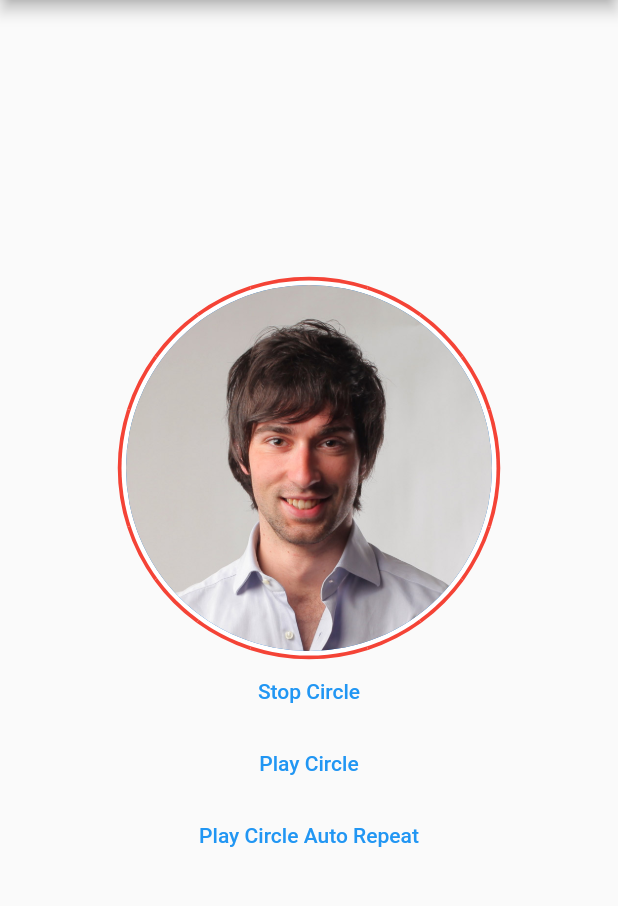
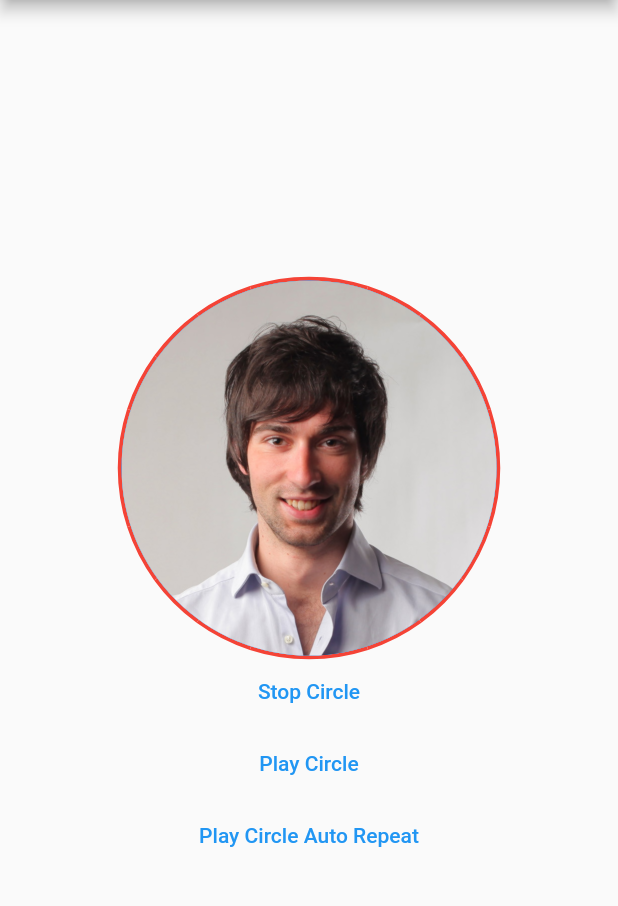
Before and after one commit to ahmetveysels/animated_dashed_circle, a Flutter app: the screen it shows after launch, on a phone screen of 412 x 824 dp, the part 84-990 px from its top. Run offline on Flutter 3.47's test engine with Material 2 defaults, Android fonts, the phone set to English and light mode, and no system bars.

Commit message:
contentPadding is added

```diff
--- a/example/lib/main.dart
+++ b/example/lib/main.dart
@@ -44,6 +44,7 @@ class _MyHomePageState extends State<MyHomePage> {
             AnimatedDashedCircle().show(
               image: const AssetImage("assets/user.jpg"),
               autoPlay: true,
+              contentPadding: 0,
               duration: const Duration(seconds: 5),
               height: 250,
               borderWidth: 5,
--- a/lib/animated_dashed_circle.dart
+++ b/lib/animated_dashed_circle.dart
@@ -21,7 +21,15 @@ class AnimatedDashedCircle {
     circleController?.reset();
   }
 
-  Widget show({required ImageProvider<Object> image, double? height, Duration? duration, bool? autoPlay, double? borderWidth, int? dashSize, Color color = Colors.red}) {
+  Widget show(
+      {required ImageProvider<Object> image,
+      double? height,
+      Duration? duration,
+      bool? autoPlay,
+      double? borderWidth,
+      int? dashSize,
+      Color color = Colors.red,
+      double? contentPadding}) {
     return AnimatedDashedCircleView(
       image: image,
       duration: duration,
@@ -29,7 +37,7 @@ class AnimatedDashedCircle {
       autoPlay: autoPlay ?? true,
       borderWidth: borderWidth ?? 3,
       dashSize: dashSize ?? 20,
-      color: color,
+      color: color,contentPadding: contentPadding,
     );
   }
 }
--- a/lib/animated_dashed_circle_view.dart
+++ b/lib/animated_dashed_circle_view.dart
@@ -12,7 +12,18 @@ class AnimatedDashedCircleView extends StatefulWidget {
   final double borderWidth;
   final int dashSize;
   final Color color;
-  const AnimatedDashedCircleView({Key? key, required this.image, required this.autoPlay, this.height, this.duration, required this.borderWidth, required this.dashSize, required this.color}) : super(key: key);
+  final double? contentPadding;
+  const AnimatedDashedCircleView(
+      {Key? key,
+      required this.image,
+      required this.autoPlay,
+      this.height,
+      this.duration,
+      required this.borderWidth,
+      required this.dashSize,
+      required this.color,
+      this.contentPadding})
+      : super(key: key);
 
   @override
   State<AnimatedDashedCircleView> createState() => _AnimatedDashedCircleViewState();
@@ -62,7 +73,7 @@ class _AnimatedDashedCircleViewState extends State<AnimatedDashedCircleView> wit
                 backgroundColor: Colors.white,
                 // burda o bordur kalınlaşacak
                 child: Padding(
-                  padding: const EdgeInsets.all(3),
+                  padding: EdgeInsets.all(widget.contentPadding ?? 3),
                   child: CircleAvatar(
                     radius: size,
                     backgroundImage: widget.image,
--- a/pubspec.yaml
+++ b/pubspec.yaml
@@ -1,6 +1,6 @@
 name: animated_dashed_circle
 description: Animated Dashed Circle. If you want to make instagram stories, you can use this package.
-version: 0.0.2
+version: 0.0.3
 homepage: https://github.com/avdisx/
 repository: https://github.com/avdisx/animated_dashed_circle/
 documentation: https://github.com/avdisx/animated_dashed_circle/
```
Also changed, not shown: example/pubspec.lock, 1 other file.
